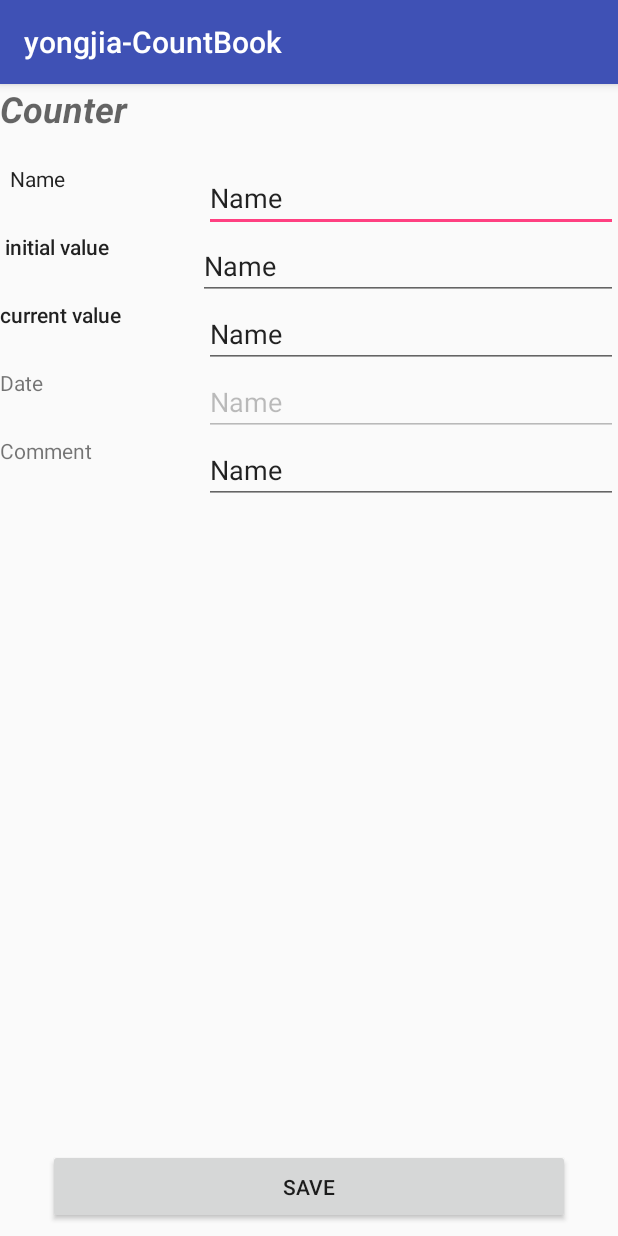
After one commit to jajayongjia/yongjia-CountBook, an Android app: the edit_page screen opened directly, with no data from a screen before it, on a phone screen of 412 x 824 dp. The commit adds this screen. Run offline under Robolectric (Android 15) with nearby library versions, the phone set to English and light mode, and no system bars; 5 statements that could not run were skipped.

Commit message:
with no comment

```diff
--- a/app/src/main/AndroidManifest.xml
+++ b/app/src/main/AndroidManifest.xml
@@ -17,7 +17,8 @@
             </intent-filter>
         </activity>
         <activity android:name=".add_counter" />
-        <activity android:name=".detail"></activity>
+        <activity android:name=".detail" />
+        <activity android:name=".edit_page"></activity>
     </application>
 
 </manifest>
--- a/app/src/main/java/com/ualberta/yongjia_countbook/Counter.java
+++ b/app/src/main/java/com/ualberta/yongjia_countbook/Counter.java
@@ -103,6 +103,7 @@ public class Counter implements Parcelable {
         return date.toString();
     }
     public void setDate(){
+
         this.date = new java.util.Date();
     }
     public int getCurrentValue(){
--- /dev/null
+++ b/app/src/main/java/com/ualberta/yongjia_countbook/edit_page.java
@@ -0,0 +1,103 @@
+package com.ualberta.yongjia_countbook;
+
+import android.content.Intent;
+import android.support.v7.app.AppCompatActivity;
+import android.os.Bundle;
+import android.view.View;
+import android.widget.Button;
+import android.widget.EditText;
+import android.widget.Toast;
+
+public class edit_page extends AppCompatActivity {
+    EditText editName;
+    EditText editInit;
+    EditText editCurrent;
+    EditText editDate;
+    EditText editComment;
+    Button saveE;
+    Counter editCounter;
+    String name;
+    String comment;
+    int init;
+    int current;
+    String initString;
+    String currentString;
+
+    @Override
+    protected void onCreate(Bundle savedInstanceState) {
+        super.onCreate(savedInstanceState);
+        setContentView(R.layout.activity_edit_page);
+        editName = (EditText) findViewById(R.id.editName);
+        editInit = (EditText) findViewById(R.id.editInit);
+        editCurrent = (EditText)findViewById(R.id.editCurrent);
+        editDate = (EditText) findViewById(R.id.editDate);
+        editComment = (EditText)findViewById(R.id.editComment);
+        editDate.setEnabled(false);
+        saveE = (Button) findViewById(R.id.saveE);
+        editCounter = getIntent().getParcelableExtra("EDITCOUNTER");
+        editName.setText(editCounter.getName());
+        editInit.setText(Integer.toString(editCounter.getInitialValue()));
+        editCurrent.setText(Integer.toString(editCounter.getCurrentValue()));
+        editDate.setText(editCounter.getDate());
+        editComment.setText(editCounter.getComment());
+
+
+        saveE.setOnClickListener(new View.OnClickListener(){
+            @Override
+            public void onClick(View v){
+                name = editName.getText().toString();
+                comment = editComment.getText().toString();
+                initString = editInit.getText().toString();
+                currentString = editCurrent.getText().toString();
+
+                if (initString.matches("")||name.matches("")||currentString.matches("")){
+                    Toast.makeText(edit_page.this, "You must enter name , init value and current value!", Toast.LENGTH_SHORT).show();
+                }
+                else if (!isInteger(initString) || !isInteger(currentString)){
+                    Toast.makeText(edit_page.this, "Please Enter a integer number for init and current!", Toast.LENGTH_SHORT).show();
+                }
+                else if (Integer.valueOf(initString)<0||Integer.valueOf(currentString)<0) {
+                    Toast.makeText(edit_page.this, "Please Enter a non-negative number for init and current!", Toast.LENGTH_SHORT).show();
+                }
+                //Question#1
+//                else if (Integer.valueOf(initString)>Integer.valueOf(currentString)){
+//                    Toast.makeText(edit_page.this, "current value must bigger than or equal to the init value!", Toast.LENGTH_SHORT).show();
+//                }
+                else {
+                    init = Integer.valueOf(initString);
+                    current = Integer.valueOf(currentString);
+                    //get user's input
+                    editCounter.setName(name);
+                    editCounter.setInitialValue(init);
+                    editCounter.setCurrentValue(current);
+                    editCounter.setComment(comment);
+
+                    //Question#2
+                    editCounter.setDate();
+
+                    Intent intent = new Intent();
+                    intent.putExtra("EDITEDCOUNTER", editCounter);
+                    setResult(RESULT_OK, intent);
+                    finish();
+                    //shut down this activity
+                }
+
+
+            }
+        });
+
+    }
+    private static boolean isInteger( String s ) {
+
+        try {
+            Integer.parseInt(s) ;
+            return true;
+        }
+        catch(Exception e ){
+            return false;
+        }
+
+
+    }
+
+}
--- a/app/src/main/res/layout/activity_add_counter.xml
+++ b/app/src/main/res/layout/activity_add_counter.xml
@@ -105,7 +105,7 @@
         app:layout_constraintVertical_bias="1.0" />
 
     <Button
-        android:id="@+id/create"
+        android:id="@+id/decrement"
         android:layout_width="0dp"
         android:layout_height="wrap_content"
         android:layout_marginBottom="8dp"
--- /dev/null
+++ b/app/src/main/res/layout/activity_edit_page.xml
@@ -0,0 +1,193 @@
+<?xml version="1.0" encoding="utf-8"?>
+<android.support.constraint.ConstraintLayout xmlns:android="http://schemas.android.com/apk/res/android"
+    xmlns:app="http://schemas.android.com/apk/res-auto"
+    xmlns:tools="http://schemas.android.com/tools"
+    android:orientation="vertical"
+    android:layout_width="match_parent"
+    android:layout_height="match_parent">
+
+    <TextView
+        android:id="@+id/counterdetail"
+        android:layout_width="237dp"
+        android:layout_height="53dp"
+        android:text="Counter"
+        android:textAppearance="@style/TextAppearance.AppCompat.Caption"
+        android:textSize="24sp"
+        android:textStyle="bold|italic"
+        app:layout_constraintTop_toTopOf="parent"
+        android:layout_marginTop="0dp"
+        android:layout_marginLeft="0dp"
+        app:layout_constraintLeft_toLeftOf="parent" />
+
+    <LinearLayout
+        android:layout_width="0dp"
+        android:layout_height="0dp"
+        android:orientation="vertical"
+        tools:layout_editor_absoluteX="0dp"
+        tools:layout_editor_absoluteY="43dp"
+        android:id="@+id/linearLayout"></LinearLayout>
+
+    <TextView
+        android:id="@+id/namedetail"
+        android:layout_width="136dp"
+        android:layout_height="45dp"
+        android:layout_marginEnd="8dp"
+        android:layout_marginLeft="0dp"
+        android:layout_marginTop="0dp"
+        android:text="  Name"
+        android:textAppearance="@style/TextAppearance.AppCompat.Body1"
+        app:layout_constraintLeft_toLeftOf="parent"
+        app:layout_constraintTop_toBottomOf="@+id/counterdetail" />
+
+    <TextView
+        android:id="@+id/initdetail"
+        android:layout_width="136dp"
+        android:layout_height="45dp"
+        android:layout_marginBottom="0dp"
+        android:layout_marginLeft="-4dp"
+        android:layout_marginTop="0dp"
+        android:text="  initial value"
+        android:textAppearance="@style/TextAppearance.AppCompat.Body2"
+        app:layout_constraintBottom_toTopOf="@+id/editCurrent"
+        app:layout_constraintLeft_toLeftOf="parent"
+        app:layout_constraintTop_toBottomOf="@+id/namedetail"
+        app:layout_constraintVertical_bias="1.0" />
+
+    <TextView
+        android:id="@+id/commentdetail"
+        android:layout_width="136dp"
+        android:layout_height="45dp"
+        android:layout_marginLeft="0dp"
+        android:text="current value"
+        android:textAppearance="@style/TextAppearance.AppCompat.Body2"
+        app:layout_constraintLeft_toLeftOf="parent"
+        android:layout_marginTop="0dp"
+        app:layout_constraintTop_toBottomOf="@+id/initdetail"
+        android:layout_marginBottom="0dp"
+        app:layout_constraintBottom_toTopOf="@+id/editDate" />
+
+    <TextView
+        android:id="@+id/textView5"
+        android:layout_width="136dp"
+        android:layout_height="45dp"
+        android:layout_marginLeft="0dp"
+        android:text="Date"
+        app:layout_constraintLeft_toLeftOf="parent"
+        android:layout_marginTop="0dp"
+        app:layout_constraintTop_toBottomOf="@+id/commentdetail" />
+
+    <TextView
+        android:id="@+id/textView7"
+        android:layout_width="136dp"
+        android:layout_height="45dp"
+        android:layout_marginLeft="0dp"
+        android:layout_marginTop="0dp"
+        android:text="Comment"
+        app:layout_constraintLeft_toLeftOf="parent"
+        app:layout_constraintTop_toBottomOf="@+id/textView5" />
+
+    <Button
+        android:id="@+id/saveE"
+        android:layout_width="0dp"
+        android:layout_height="50dp"
+        android:layout_marginBottom="8dp"
+        android:layout_marginLeft="32dp"
+        android:layout_marginRight="32dp"
+        android:text="SAVE"
+        app:layout_constraintBottom_toBottomOf="parent"
+        app:layout_constraintHorizontal_bias="0.0"
+        app:layout_constraintLeft_toLeftOf="parent"
+        app:layout_constraintRight_toRightOf="parent" />
+
+    <EditText
+        android:id="@+id/editName"
+        android:layout_width="0dp"
+        android:layout_height="0dp"
+        android:ems="10"
+        android:inputType="textPersonName"
+        android:text="Name"
+        android:layout_marginRight="0dp"
+        app:layout_constraintRight_toRightOf="parent"
+        app:layout_constraintLeft_toRightOf="@+id/namedetail"
+        android:layout_marginLeft="0dp"
+        android:layout_marginTop="0dp"
+        app:layout_constraintTop_toBottomOf="@+id/counterdetail"
+        app:layout_constraintHorizontal_bias="0.0"
+        android:layout_marginBottom="0dp"
+        app:layout_constraintVertical_bias="0.0"
+        app:layout_constraintBottom_toBottomOf="@+id/namedetail" />
+
+    <EditText
+        android:id="@+id/editInit"
+        android:layout_width="0dp"
+        android:layout_height="0dp"
+        android:ems="10"
+        android:inputType="textPersonName"
+        android:text="Name"
+        android:layout_marginTop="0dp"
+        app:layout_constraintTop_toBottomOf="@+id/editName"
+        android:layout_marginRight="0dp"
+        app:layout_constraintRight_toRightOf="parent"
+        app:layout_constraintLeft_toRightOf="@+id/initdetail"
+        android:layout_marginLeft="0dp"
+        app:layout_constraintHorizontal_bias="0.0"
+        android:layout_marginBottom="0dp"
+        app:layout_constraintBottom_toTopOf="@+id/commentdetail"
+        app:layout_constraintVertical_bias="1.0" />
+
+    <EditText
+        android:id="@+id/editCurrent"
+        android:layout_width="0dp"
+        android:layout_height="0dp"
+        android:ems="10"
+        android:inputType="textPersonName"
+        android:text="Name"
+        android:layout_marginRight="0dp"
+        app:layout_constraintRight_toRightOf="parent"
+        app:layout_constraintLeft_toRightOf="@+id/commentdetail"
+        android:layout_marginLeft="0dp"
+        android:layout_marginTop="0dp"
+        app:layout_constraintTop_toBottomOf="@+id/editInit"
+        app:layout_constraintHorizontal_bias="0.0"
+        android:layout_marginBottom="0dp"
+        app:layout_constraintVertical_bias="0.0"
+        app:layout_constraintBottom_toTopOf="@+id/textView5" />
+
+    <EditText
+        android:id="@+id/editDate"
+        android:layout_width="0dp"
+        android:layout_height="0dp"
+        android:ems="10"
+        android:inputType="textPersonName"
+        android:text="Name"
+        android:layout_marginTop="0dp"
+        app:layout_constraintLeft_toRightOf="@+id/textView5"
+        android:layout_marginLeft="0dp"
+        android:layout_marginRight="0dp"
+        app:layout_constraintRight_toRightOf="parent"
+        android:layout_marginBottom="0dp"
+        app:layout_constraintHorizontal_bias="0.0"
+        app:layout_constraintVertical_bias="0.0"
+        app:layout_constraintBottom_toBottomOf="@+id/textView5"
+        app:layout_constraintTop_toTopOf="@+id/textView5" />
+
+    <EditText
+        android:id="@+id/editComment"
+        android:layout_width="0dp"
+        android:layout_height="0dp"
+        android:layout_marginBottom="0dp"
+        android:layout_marginLeft="0dp"
+        android:layout_marginRight="0dp"
+        android:layout_marginTop="0dp"
+        android:ems="10"
+        android:inputType="textPersonName"
+        android:text="Name"
+        app:layout_constraintBottom_toBottomOf="@+id/textView7"
+        app:layout_constraintLeft_toRightOf="@+id/textView7"
+        app:layout_constraintRight_toRightOf="parent"
+        app:layout_constraintTop_toBottomOf="@+id/editDate"
+        app:layout_constraintTop_toTopOf="@+id/textView7"
+        app:layout_constraintHorizontal_bias="0.0"
+        app:layout_constraintVertical_bias="1.0" />
+
+</android.support.constraint.ConstraintLayout>
```
Also changed, not shown: app/src/main/java/com/ualberta/yongjia_countbook/MainPage.java (+7 -11 lines), app/src/main/java/com/ualberta/yongjia_countbook/add_counter.java (+33 -4 lines), app/src/main/java/com/ualberta/yongjia_countbook/detail.java (+89 -0 lines), app/src/main/res/layout/activity_detail.xml (+48 -24 lines).
